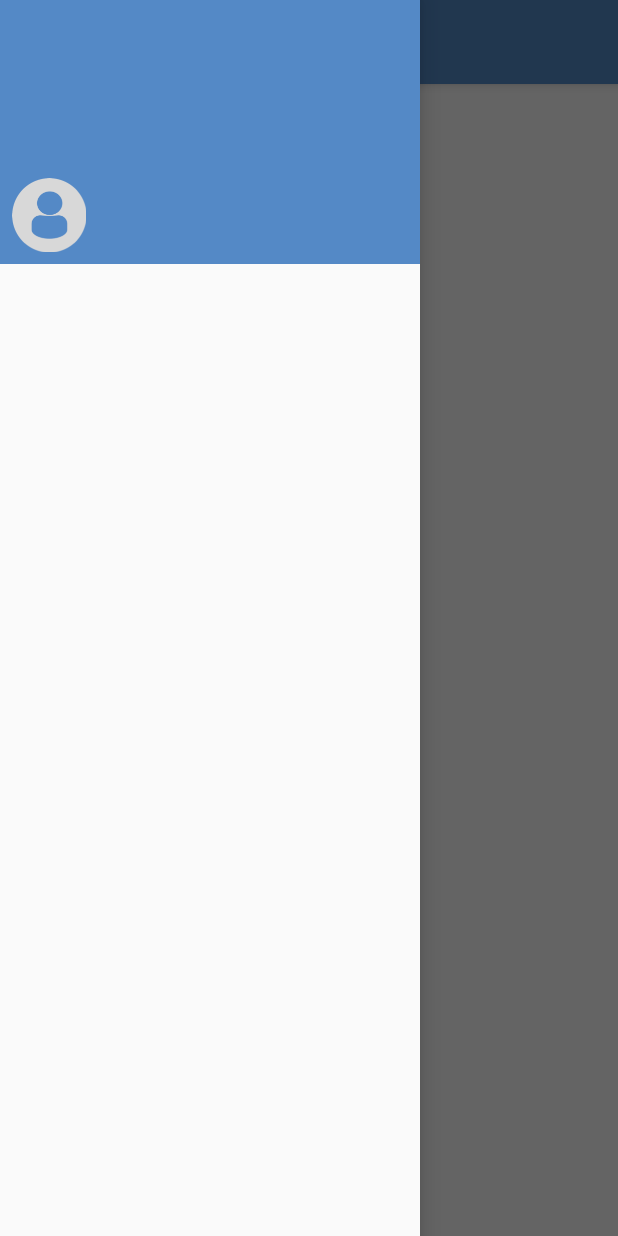
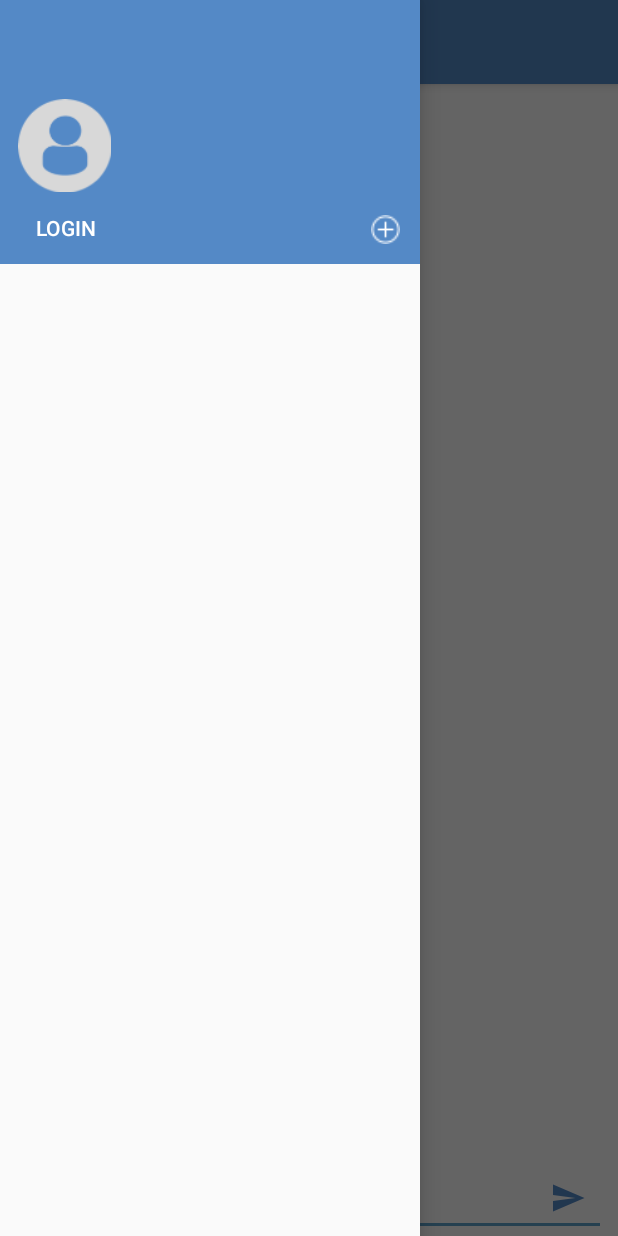
Before and after one commit to mvkva/SmackChatApp, an Android app: the screen it shows after launch (MainActivity), with the side drawer open, on a phone screen of 412 x 824 dp. Run offline under Robolectric (Android 15) with nearby library versions, the phone set to English and light mode, and no system bars.

Commit message:
Main Activity Setup

```diff
--- a/app/src/main/java/com/milenkobojanic/smackchatapp/MainActivity.kt
+++ b/app/src/main/java/com/milenkobojanic/smackchatapp/MainActivity.kt
@@ -8,6 +8,7 @@ import android.support.v7.app.ActionBarDrawerToggle
 import android.support.v7.app.AppCompatActivity
 import android.view.Menu
 import android.view.MenuItem
+import android.view.View
 import kotlinx.android.synthetic.main.activity_main.*
 import kotlinx.android.synthetic.main.app_bar_main.*
 
@@ -32,5 +33,16 @@ class MainActivity : AppCompatActivity() {
         }
     }
 
+    fun loginButtonNavClicked(view: View) {
+
+    }
+
+    fun addChannelClicked(view: View) {
+
+    }
+
+    fun sendMessageButtonClicked(view: View) {
+
+    }
 
 }
--- a/app/src/main/res/layout/content_main.xml
+++ b/app/src/main/res/layout/content_main.xml
@@ -10,12 +10,50 @@
     tools:showIn="@layout/app_bar_main">
 
     <TextView
-        android:layout_width="wrap_content"
+        android:id="@+id/mainChannelName"
+        android:layout_width="0dp"
         android:layout_height="wrap_content"
-        android:text="Hello World!"
-        app:layout_constraintBottom_toBottomOf="parent"
+        android:layout_marginTop="8dp"
+        android:text="Please Log In"
+        android:textAlignment="center"
         app:layout_constraintLeft_toLeftOf="parent"
         app:layout_constraintRight_toRightOf="parent"
         app:layout_constraintTop_toTopOf="parent"/>
 
+    <EditText
+        android:id="@+id/messageTextField"
+        android:layout_width="0dp"
+        android:layout_height="wrap_content"
+        android:layout_marginEnd="8dp"
+        android:layout_marginStart="8dp"
+        android:ems="10"
+        android:hint="Message:"
+        android:inputType="textMultiLine"
+        app:layout_constraintBottom_toBottomOf="parent"
+        app:layout_constraintEnd_toEndOf="parent"
+        app:layout_constraintStart_toStartOf="parent"/>
+
+    <ImageButton
+        android:id="@+id/sendMessageButton"
+        android:layout_width="35dp"
+        android:layout_height="35dp"
+        android:layout_marginBottom="8dp"
+        android:layout_marginEnd="8dp"
+        android:background="@android:color/transparent"
+        android:onClick="sendMessageButtonClicked"
+        android:tint="@color/colorPrimary"
+        app:layout_constraintBottom_toBottomOf="@+id/messageTextField"
+        app:layout_constraintEnd_toEndOf="@+id/messageTextField"
+        app:srcCompat="@drawable/ic_menu_send"/>
+
+    <android.support.v7.widget.RecyclerView
+        android:id="@+id/messageListView"
+        android:layout_width="0dp"
+        android:layout_height="0dp"
+        android:layout_marginTop="8dp"
+        app:layout_constraintBottom_toTopOf="@+id/messageTextField"
+        app:layout_constraintEnd_toEndOf="parent"
+        app:layout_constraintStart_toStartOf="parent"
+        app:layout_constraintTop_toBottomOf="@+id/mainChannelName"/>
+
 </android.support.constraint.ConstraintLayout>
--- a/app/src/main/res/layout/nav_header_main.xml
+++ b/app/src/main/res/layout/nav_header_main.xml
@@ -12,35 +12,62 @@
     tools:layout_editor_absoluteY="81dp">
 
     <ImageView
-        android:id="@+id/profileImageView"
-        android:layout_width="wrap_content"
-        android:layout_height="wrap_content"
+        android:id="@+id/userImageNavHeader"
+        android:layout_width="70dp"
+        android:layout_height="70dp"
         android:layout_marginBottom="8dp"
         android:layout_marginStart="8dp"
         android:contentDescription="@string/nav_header_desc"
         android:paddingTop="@dimen/nav_header_vertical_spacing"
-        app:layout_constraintBottom_toBottomOf="parent"
+        app:layout_constraintBottom_toTopOf="@+id/loginButtonNavHeader"
         app:layout_constraintStart_toStartOf="parent"
         app:srcCompat="@drawable/profiledefault"/>
 
     <TextView
-        android:id="@+id/userNameTextView"
+        android:id="@+id/userNameNavHeader"
         android:layout_width="wrap_content"
         android:layout_height="wrap_content"
         android:layout_marginStart="8dp"
         android:paddingTop="@dimen/nav_header_vertical_spacing"
         android:textAppearance="@style/TextAppearance.AppCompat.Body1"
-        app:layout_constraintStart_toEndOf="@+id/profileImageView"
-        app:layout_constraintTop_toTopOf="@+id/profileImageView"
+        app:layout_constraintStart_toEndOf="@+id/userImageNavHeader"
+        app:layout_constraintTop_toTopOf="@+id/userImageNavHeader"
         tools:text="Mickey"/>
 
     <TextView
-        android:id="@+id/emailTextView"
+        android:id="@+id/userEmailNavHeader"
         android:layout_width="wrap_content"
         android:layout_height="wrap_content"
         android:layout_marginStart="8dp"
-        app:layout_constraintStart_toEndOf="@+id/profileImageView"
-        app:layout_constraintTop_toBottomOf="@+id/userNameTextView"
+        app:layout_constraintStart_toEndOf="@+id/userImageNavHeader"
+        app:layout_constraintTop_toBottomOf="@+id/userNameNavHeader"
         tools:text="mickey@devslopes.com"/>
 
+    <ImageButton
+        android:id="@+id/addChannelButtonNavHeader"
+        android:layout_width="30dp"
+        android:layout_height="30dp"
+        android:layout_marginBottom="8dp"
+        android:layout_marginEnd="8dp"
+        android:background="@android:color/transparent"
+        android:onClick="addChannelClicked"
+        android:padding="5dp"
+        android:scaleType="centerCrop"
+        app:layout_constraintBottom_toBottomOf="parent"
+        app:layout_constraintEnd_toEndOf="parent"
+        app:srcCompat="@drawable/addchannelbutton"/>
+
+    <Button
+        android:id="@+id/loginButtonNavHeader"
+        android:layout_width="wrap_content"
+        android:layout_height="32dp"
+        android:layout_marginBottom="8dp"
+        android:layout_marginStart="24dp"
+        android:background="@android:color/transparent"
+        android:onClick="loginButtonNavClicked"
+        android:text="Login"
+        android:textAlignment="textStart"
+        app:layout_constraintBottom_toBottomOf="parent"
+        app:layout_constraintStart_toStartOf="parent"/>
+
 </android.support.constraint.ConstraintLayout>
--- a/app/src/main/res/values/colors.xml
+++ b/app/src/main/res/values/colors.xml
@@ -1,6 +1,6 @@
 <?xml version="1.0" encoding="utf-8"?>
 <resources>
-    <color name="colorPrimary">#5489C6</color>
+    <color name="colorPrimary">#5489c6</color>
     <color name="colorPrimaryDark">#5489C6</color>
     <color name="colorAccent">#5EA0C9</color>
 </resources>
```
